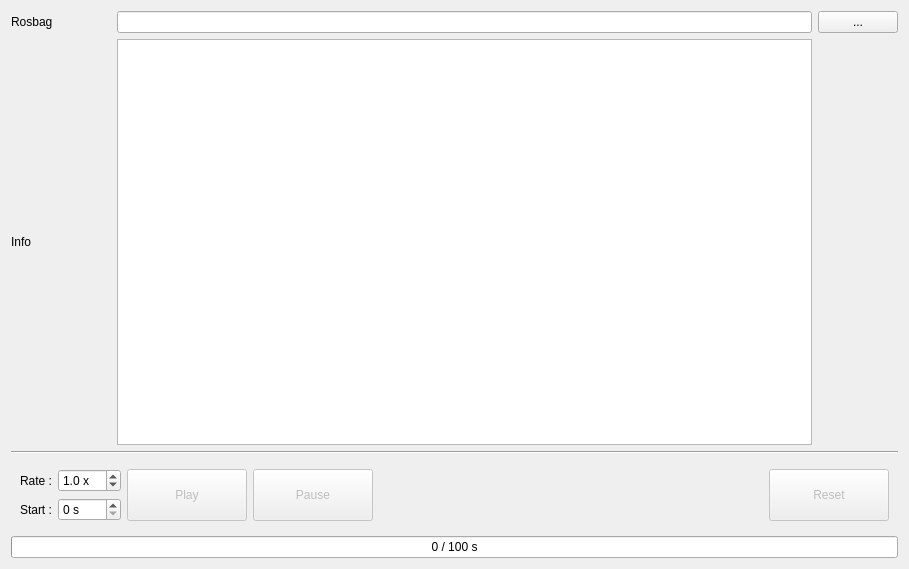
The window that ui/player.ui (yyamazaki933/rosif) describes before a commit, drawn with Qt 5.
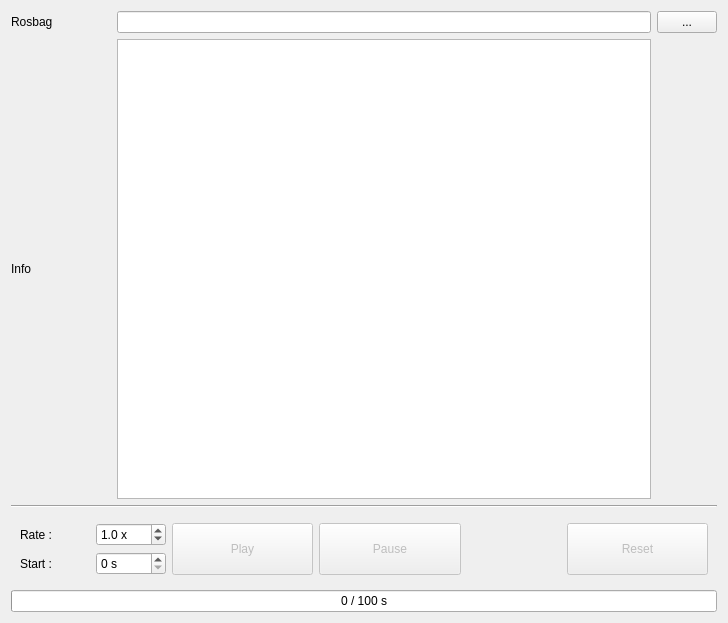
The same window after the commit.

The edit to the form file:
```diff
--- a/ui/player.ui
+++ b/ui/player.ui
@@ -6,8 +6,8 @@
    <rect>
     <x>0</x>
     <y>0</y>
-    <width>909</width>
-    <height>569</height>
+    <width>728</width>
+    <height>623</height>
    </rect>
   </property>
   <property name="windowTitle">
@@ -129,7 +129,7 @@
    <item row="0" column="1">
     <widget class="QLineEdit" name="le_bag">
      <property name="sizePolicy">
-      <sizepolicy hsizetype="Minimum" vsizetype="Fixed">
+      <sizepolicy hsizetype="Preferred" vsizetype="Fixed">
        <horstretch>0</horstretch>
        <verstretch>0</verstretch>
       </sizepolicy>
@@ -166,6 +166,12 @@
        <verstretch>0</verstretch>
       </sizepolicy>
      </property>
+     <property name="minimumSize">
+      <size>
+       <width>100</width>
+       <height>0</height>
+      </size>
+     </property>
      <property name="maximumSize">
       <size>
        <width>100</width>
@@ -191,12 +197,6 @@
           <verstretch>0</verstretch>
          </sizepolicy>
         </property>
-        <property name="minimumSize">
-         <size>
-          <width>120</width>
-          <height>0</height>
-         </size>
-        </property>
         <property name="text">
          <string>Play</string>
         </property>
@@ -204,9 +204,15 @@
       </item>
       <item row="0" column="0">
        <widget class="QLabel" name="label_15">
+        <property name="minimumSize">
+         <size>
+          <width>70</width>
+          <height>0</height>
+         </size>
+        </property>
         <property name="maximumSize">
          <size>
-          <width>84</width>
+          <width>70</width>
           <height>16777215</height>
          </size>
         </property>
@@ -217,9 +223,15 @@
       </item>
       <item row="1" column="1">
        <widget class="QSpinBox" name="sb_offset">
+        <property name="minimumSize">
+         <size>
+          <width>70</width>
+          <height>0</height>
+         </size>
+        </property>
         <property name="maximumSize">
          <size>
-          <width>83</width>
+          <width>70</width>
           <height>16777215</height>
          </size>
         </property>
@@ -233,9 +245,15 @@
       </item>
       <item row="0" column="1">
        <widget class="QDoubleSpinBox" name="sb_rate">
+        <property name="minimumSize">
+         <size>
+          <width>70</width>
+          <height>0</height>
+         </size>
+        </property>
         <property name="maximumSize">
          <size>
-          <width>83</width>
+          <width>70</width>
           <height>16777215</height>
          </size>
         </property>
@@ -264,9 +282,12 @@
         <property name="orientation">
          <enum>Qt::Horizontal</enum>
         </property>
+        <property name="sizeType">
+         <enum>QSizePolicy::Preferred</enum>
+        </property>
         <property name="sizeHint" stdset="0">
          <size>
-          <width>297</width>
+          <width>100</width>
           <height>0</height>
          </size>
         </property>
@@ -274,9 +295,15 @@
       </item>
       <item row="1" column="0">
        <widget class="QLabel" name="label_16">
+        <property name="minimumSize">
+         <size>
+          <width>70</width>
+          <height>0</height>
+         </size>
+        </property>
         <property name="maximumSize">
          <size>
-          <width>84</width>
+          <width>70</width>
           <height>16777215</height>
          </size>
         </property>
@@ -296,12 +323,6 @@
           <verstretch>0</verstretch>
          </sizepolicy>
         </property>
-        <property name="minimumSize">
-         <size>
-          <width>120</width>
-          <height>0</height>
-         </size>
-        </property>
         <property name="text">
          <string>Pause</string>
         </property>
@@ -318,12 +339,6 @@
           <verstretch>0</verstretch>
          </sizepolicy>
         </property>
-        <property name="minimumSize">
-         <size>
-          <width>120</width>
-          <height>0</height>
-         </size>
-        </property>
         <property name="text">
          <string>Reset</string>
         </property>
@@ -342,13 +357,13 @@
      </property>
      <property name="minimumSize">
       <size>
-       <width>80</width>
+       <width>60</width>
        <height>0</height>
       </size>
      </property>
      <property name="maximumSize">
       <size>
-       <width>80</width>
+       <width>60</width>
        <height>16777215</height>
       </size>
      </property>
```
Left out of the diff: 6 changed lines with no effect on the pictures.
